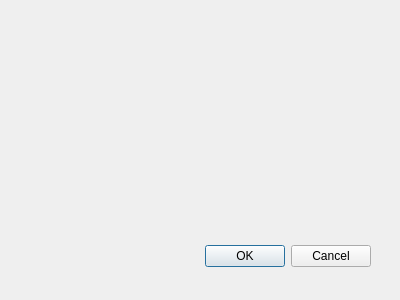
Above: gui/TransferDialog.ui from guikae06/MiniBankSystem before the change. Below: the same form after it.
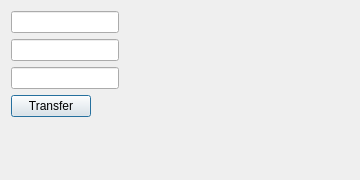
That is the form after the change.

```diff
--- a/gui/TransferDialog.ui
+++ b/gui/TransferDialog.ui
@@ -3,32 +3,14 @@
  <class>Dialog</class>
  <widget class="QDialog" name="Dialog">
   <property name="geometry">
-   <rect>
-    <x>0</x>
-    <y>0</y>
-    <width>400</width>
-    <height>300</height>
-   </rect>
+   <rect><x>0</x><y>0</y><width>360</width><height>180</height></rect>
   </property>
-  <property name="windowTitle">
-   <string>Dialog</string>
-  </property>
-  <widget class="QDialogButtonBox" name="buttonBox">
-   <property name="geometry">
-    <rect>
-     <x>30</x>
-     <y>240</y>
-     <width>341</width>
-     <height>32</height>
-    </rect>
-   </property>
-   <property name="orientation">
-    <enum>Qt::Orientation::Horizontal</enum>
-   </property>
-   <property name="standardButtons">
-    <set>QDialogButtonBox::StandardButton::Cancel|QDialogButtonBox::StandardButton::Ok</set>
-   </property>
-  </widget>
+  <layout class="QFormLayout">
+    <item row="0" column="0"><widget class="QLineEdit" name="fromEdit"/></item>
+    <item row="1" column="0"><widget class="QLineEdit" name="toEdit"/></item>
+    <item row="2" column="0"><widget class="QLineEdit" name="amountEdit"/></item>
+    <item row="3" column="0"><widget class="QPushButton" name="btnTransfer"><property name="text"><string>Transfer</string></property></widget></item>
+  </layout>
  </widget>
  <resources/>
  <connections>
```
Left out of the diff: 39 changed lines with no effect on the pictures.
